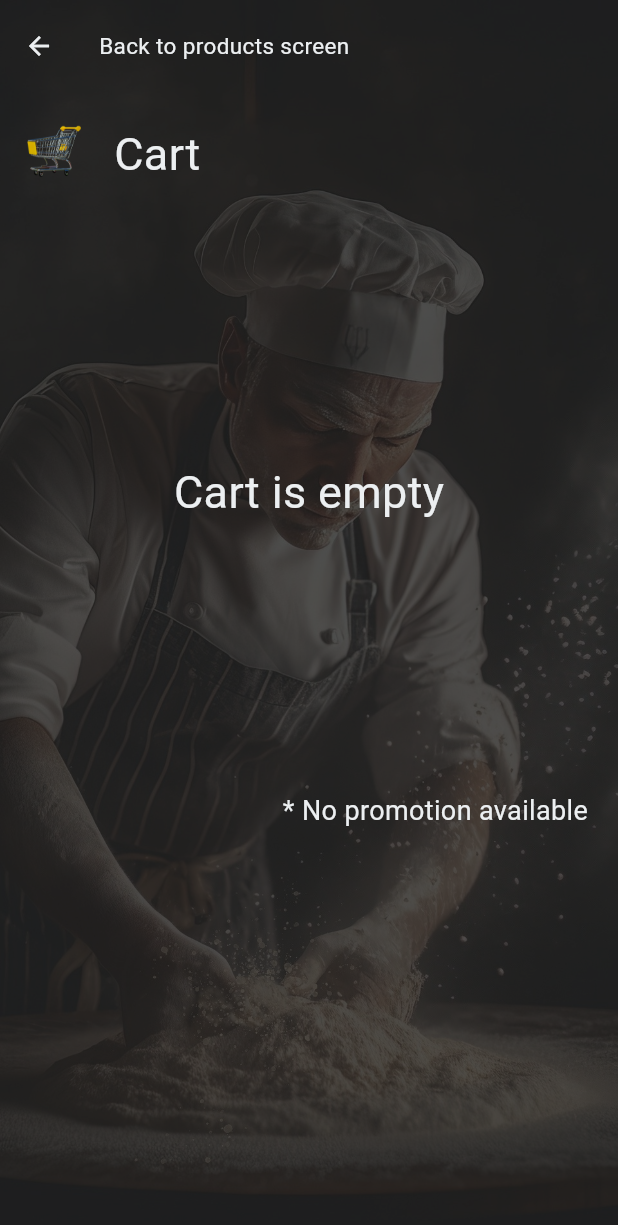
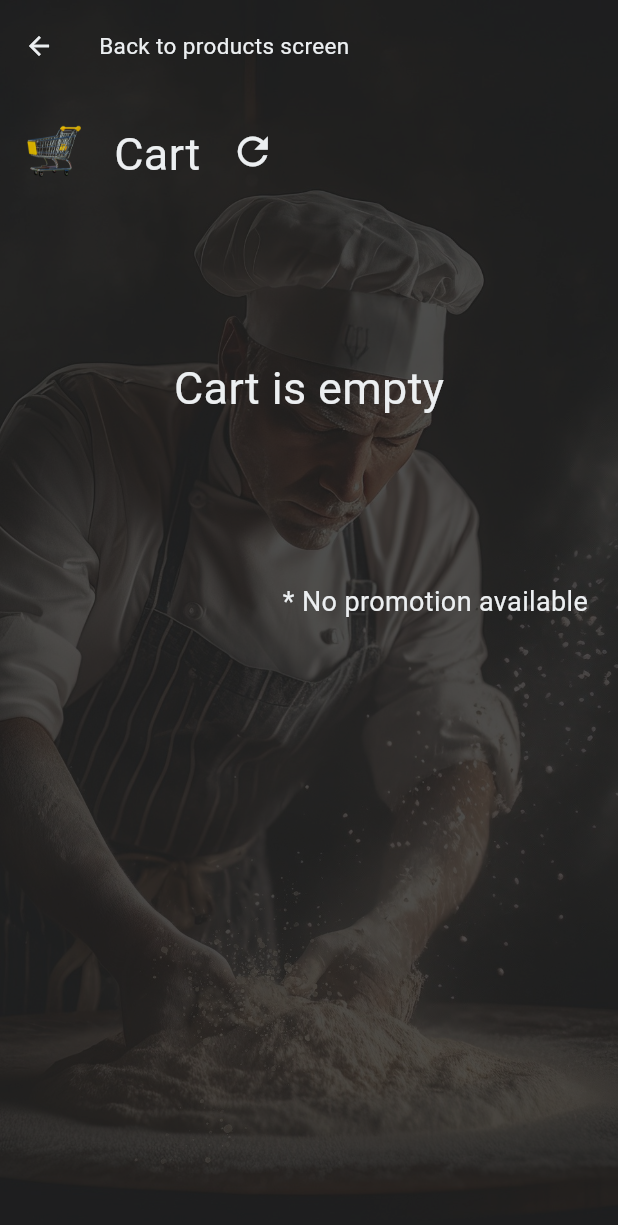
Before and after one commit to hery-alex/fluro_test_application, a Flutter app: the ShoppingCartView screen opened by its route, on a phone screen of 412 x 824 dp. Shown: the top 1225 px of the screen. Run offline on Flutter 3.47's test engine with Material 3 defaults, Android fonts, the phone set to English and light mode, and no system bars; our stand-ins replace rxdart.

Commit message:
some adjustments

```diff
--- a/lib/promotions/promotions_for_cart.dart
+++ b/lib/promotions/promotions_for_cart.dart
@@ -59,7 +59,7 @@ class PromotionsForCart extends Promotions {
       int quanityE = productsWithE.fold(0, (sum, item) => sum + item.productQuantity!);
       if(quanityD == quanityE && quanityE !=0 && quanityD !=0){
         return CartPromotionModel(
-          productQuantity: quanityE,
+          productQuantity: quanityD + quanityE,
           totalPriceForProduct: (quanityD) * 300,
           promotionDescription: 'Meal Deal for £ 3.00',
           imageIcon: FluroImageAssets.croissantIcon,
@@ -69,7 +69,7 @@ class PromotionsForCart extends Promotions {
          int productsLeft = quanityD - quanityE;
 
         return CartPromotionModel(
-          productQuantity: quanityE,
+          productQuantity: quanityE + quanityD,
           totalPriceForProduct: (quanityE) * 300 + productsLeft * 150,
           promotionDescription: 'Meal Deal for £ 3.00',
           imageIcon: FluroImageAssets.croissantIcon,
@@ -78,7 +78,7 @@ class PromotionsForCart extends Promotions {
       }else if(quanityE > quanityD && quanityE !=0 && quanityD !=0 ) {
            int productsLeft = quanityE - quanityD;
          return CartPromotionModel(
-            productQuantity: quanityD+quanityE,
+            productQuantity: quanityD + quanityE,
             totalPriceForProduct: (quanityD) * 300 + productsLeft * 200,
             promotionDescription: 'Meal Deal for £ 3.00',
             imageIcon: FluroImageAssets.croissantIcon,
--- a/lib/screens/shopping_cart/shopping_cart_view.dart
+++ b/lib/screens/shopping_cart/shopping_cart_view.dart
@@ -58,6 +58,18 @@ class ShoppingCartView extends StatelessWidget with MixinShoppingCartViewHelper,
                 )
               )
             ),
+            const SizedBox(width: 20,),
+            InkWell(
+              onTap: (){
+                CartProvider.of(context)!.cart.addListToStream([]);
+                CartProvider.of(context)!.cart.addPromotions([]);
+              },
+              child: Icon(
+                Icons.refresh,
+                size: 30,
+                  color: Colors.blueGrey[50],
+              ),
+            )
           ],
          ),
         ),
@@ -65,9 +77,9 @@ class ShoppingCartView extends StatelessWidget with MixinShoppingCartViewHelper,
           child: StreamBuilder(
             stream: CartProvider.of(context)!.cart.cartProductsList,
             builder:(context,AsyncSnapshot<List<CartProductModel>> snapshot) {
-                if(!snapshot.hasData){
+                if(!snapshot.hasData || snapshot.data!.isEmpty){
                   return  SizedBox(
-                    height: SizeConfig.screenHeight! / 2.2,
+                    height: SizeConfig.screenHeight! / 3.5,
                     child: Column(
                       mainAxisAlignment: MainAxisAlignment.center,
                       crossAxisAlignment: CrossAxisAlignment.center,
@@ -92,7 +104,7 @@ class ShoppingCartView extends StatelessWidget with MixinShoppingCartViewHelper,
                   children: [
                     Container(
                       height: SizeConfig.screenHeight! / 3.5,
-                      padding: const EdgeInsets.symmetric(vertical: 20,horizontal: 16),
+                      padding: const EdgeInsets.symmetric(vertical: 15,horizontal: 16),
                       child: ListView.builder(
                         itemCount: snapshot.data!.length,
                         itemBuilder:(context, index) {
@@ -167,8 +179,8 @@ class ShoppingCartView extends StatelessWidget with MixinShoppingCartViewHelper,
                       ),
                     ),
                     Container(
-                      padding: const EdgeInsets.symmetric(vertical: 20,horizontal: 16),
-                      height: 60,
+                      padding: const EdgeInsets.symmetric(vertical: 5,horizontal: 16),
+                      height: 30,
                       width: SizeConfig.screenWidth,
                       child:  Row(
                           mainAxisAlignment: MainAxisAlignment.end,
@@ -204,7 +216,7 @@ class ShoppingCartView extends StatelessWidget with MixinShoppingCartViewHelper,
           child: StreamBuilder(
             stream: CartProvider.of(context)!.cart.promotionsList,
             builder:(context,AsyncSnapshot<List<CartPromotionModel>> snapshot) {
-                if(!snapshot.hasData){
+                if(!snapshot.hasData || snapshot.data!.isEmpty){
                   return  Container(
                     padding:const  EdgeInsets.only(right: 20),
                     height: 50,
@@ -321,9 +333,30 @@ class ShoppingCartView extends StatelessWidget with MixinShoppingCartViewHelper,
                         },
                       ),
                     ),
+                     Container(
+                      padding: const EdgeInsets.symmetric(vertical: 5,horizontal: 16),
+                      height: 30,
+                      width: SizeConfig.screenWidth,
+                      child:  Row(
+                          mainAxisAlignment: MainAxisAlignment.end,
+                               children: [
+                               Text.rich(
+                                    TextSpan(
+                                      text: 'No of products: ${calculateNumberOfProducts(snapshot.data!,CartProvider.of(context)!.cart.currentCart!)}',
+                                      style:  TextStyle(
+                                        color: Colors.blueGrey[50],
+                                        fontWeight: FontWeight.w700,
+                                        fontSize: 15,
+                                      )
+                                    )
+                                   ),
+                               ],
+                             ),
+                    ),
+                    const SizedBox(width: 10,),
                     Container(
-                      padding: const EdgeInsets.symmetric(vertical: 20,horizontal: 16),
-                      height: 60,
+                      padding: const EdgeInsets.symmetric(vertical: 5,horizontal: 16),
+                      height: 30,
                       width: SizeConfig.screenWidth,
                       child:  Row(
                           mainAxisAlignment: MainAxisAlignment.end,
@@ -338,10 +371,10 @@ class ShoppingCartView extends StatelessWidget with MixinShoppingCartViewHelper,
                                       )
                                     )
                                    ),
-                                 const SizedBox(width: 20,),
+                                const SizedBox(width: 20,),
                                 Text.rich(
                                     TextSpan(
-                                      text: '£ ${calculatePriceAfterPromotions(snapshot.data!)}',
+                                      text: '£ ${calculatePriceAfterPromotions(snapshot.data!,CartProvider.of(context)!.cart.currentCart!)}',
                                       style:  TextStyle(
                                         color: Colors.blueGrey[50],
                                         fontSize: 18,
```
Also changed, not shown: lib/mixins/mixin_shopping_cart_view_helper.dart (+20 -2 lines).
